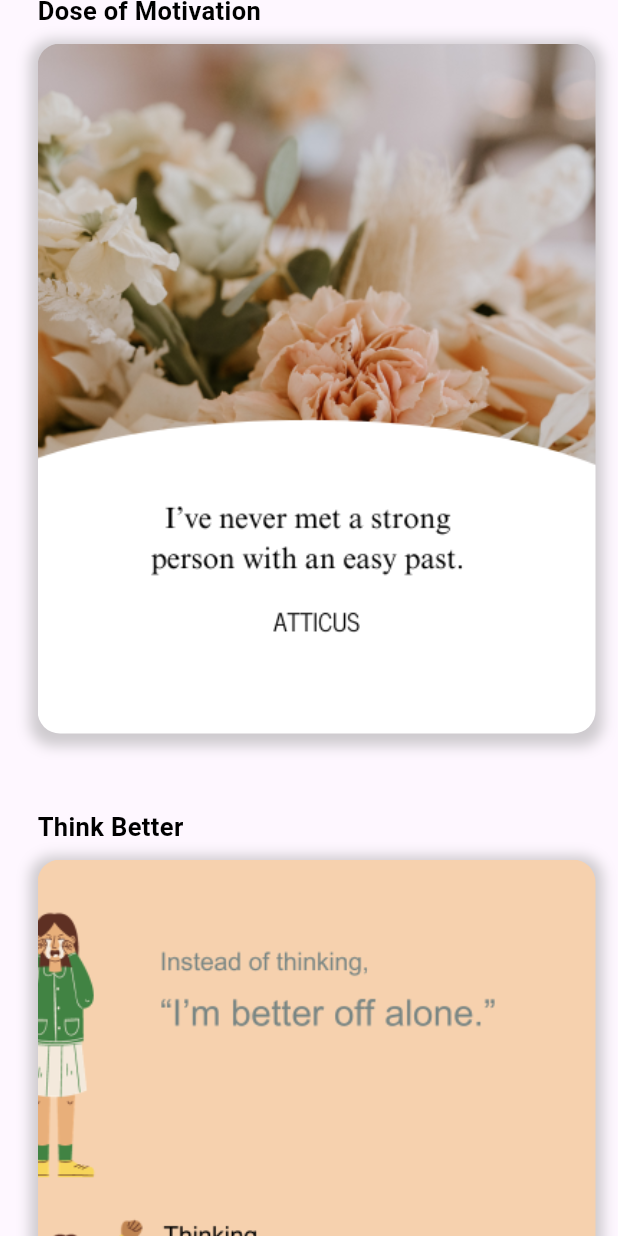
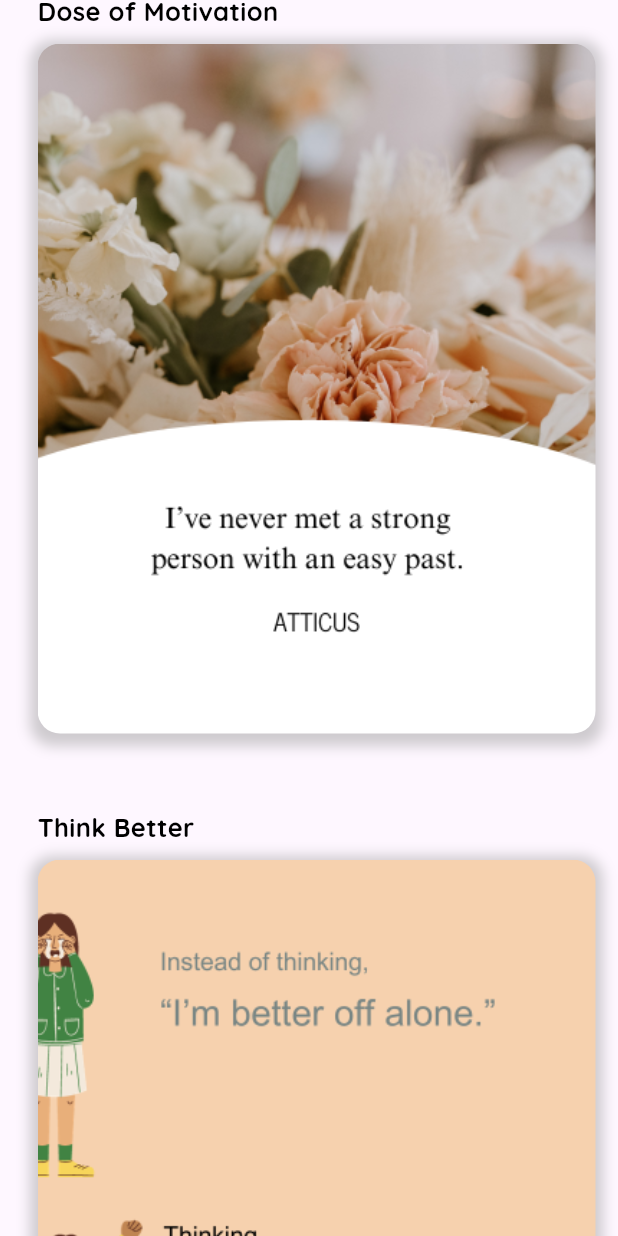
Before and after one commit to NurYahya24/PA_KELOMPOK2_B1_MOBILE, a Flutter app: the quotes_page screen opened directly, scrolled down 1152 dp, on a phone screen of 412 x 824 dp. Run offline on Flutter 3.47's test engine with Material 3 defaults, Android fonts, the light colour scheme and no system bars; our stand-ins replace cloud_firestore, firebase_auth, firebase_core, google_fonts; accounts and stored records are empty.

Commit message:
add font

```diff
--- a/lib/screens/quotes.dart
+++ b/lib/screens/quotes.dart
@@ -1,4 +1,5 @@
 import 'package:flutter/material.dart';
+import 'package:google_fonts/google_fonts.dart';
 
 class quotes_page extends StatelessWidget {
   const quotes_page({super.key});
@@ -16,13 +17,15 @@ class quotes_page extends StatelessWidget {
                 width: MediaQuery.of(context).size.width,
                 alignment: Alignment.topLeft,
                 margin: EdgeInsets.only(top: 59, bottom: 10),
-                child: const Text(
+                child: Text(
                   "Quote of The Day",
                   textAlign: TextAlign.justify,
-                  style: TextStyle(
+                  style: GoogleFonts.quicksand(
+                    textStyle: TextStyle(
                       fontWeight: FontWeight.bold,
                       fontSize: 17,
                       color: Colors.black,
+                    ),
                   ),
                 ),
               ),
@@ -49,13 +52,15 @@ class quotes_page extends StatelessWidget {
                 width: MediaQuery.of(context).size.width,
                 alignment: Alignment.topLeft,
                 margin: EdgeInsets.only(bottom: 10),
-                child: const Text(
+                child: Text(
                   "Spread Gratitude",
                   textAlign: TextAlign.justify,
-                  style: TextStyle(
+                  style: GoogleFonts.quicksand(
+                    textStyle: TextStyle(
                       fontWeight: FontWeight.bold,
                       fontSize: 17,
                       color: Colors.black,
+                    ),
                   ),
                 ),
               ),
@@ -82,13 +87,15 @@ class quotes_page extends StatelessWidget {
                 width: MediaQuery.of(context).size.width,
                 alignment: Alignment.topLeft,
                 margin: EdgeInsets.only(bottom: 10),
-                child: const Text(
+                child: Text(
                   "Dose of Motivation",
                   textAlign: TextAlign.justify,
-                  style: TextStyle(
+                  style: GoogleFonts.quicksand(
+                    textStyle: TextStyle(
                       fontWeight: FontWeight.bold,
                       fontSize: 17,
                       color: Colors.black,
+                    ),
                   ),
                 ),
               ),
@@ -115,13 +122,15 @@ class quotes_page extends StatelessWidget {
                 width: MediaQuery.of(context).size.width,
                 alignment: Alignment.topLeft,
                 margin: EdgeInsets.only(bottom: 10),
-                child: const Text(
+                child: Text(
                   "Think Better",
                   textAlign: TextAlign.justify,
-                  style: TextStyle(
+                  style: GoogleFonts.quicksand(
+                    textStyle: TextStyle(
                       fontWeight: FontWeight.bold,
                       fontSize: 17,
                       color: Colors.black,
+                    ),
                   ),
                 ),
               ),
@@ -148,13 +157,15 @@ class quotes_page extends StatelessWidget {
                 width: MediaQuery.of(context).size.width,
                 alignment: Alignment.topLeft,
                 margin: EdgeInsets.only(bottom: 10),
-                child: const Text(
+                child: Text(
                   "Affirmation for You",
                   textAlign: TextAlign.justify,
-                  style: TextStyle(
+                  style: GoogleFonts.quicksand(
+                    textStyle: TextStyle(
                       fontWeight: FontWeight.bold,
                       fontSize: 17,
                       color: Colors.black,
+                    ),
                   ),
                 ),
               ),
@@ -189,13 +200,15 @@ class quotes_page extends StatelessWidget {
                 width: MediaQuery.of(context).size.width,
                 alignment: Alignment.center,
                 margin: EdgeInsets.only(top: 15),
-                child: const Text(
+                child: Text(
                   "Thank you for using Gratitude today",
                   textAlign: TextAlign.justify,
-                  style: TextStyle(
+                  style: GoogleFonts.quicksand(
+                    textStyle: TextStyle(
                       fontWeight: FontWeight.bold,
                       fontSize: 13,
                       color: Color.fromARGB(255, 170, 170, 170),
+                    ),
                   ),
                 ),
               ),
@@ -203,13 +216,15 @@ class quotes_page extends StatelessWidget {
                 width: MediaQuery.of(context).size.width,
                 alignment: Alignment.center,
                 margin: EdgeInsets.only(top: 8, bottom: 50),
-                child: const Text(
+                child: Text(
                   "See you tomorrow :)",
                   textAlign: TextAlign.justify,
-                  style: TextStyle(
+                  style: GoogleFonts.quicksand(
+                    textStyle: TextStyle(
                       fontWeight: FontWeight.bold,
                       fontSize: 13,
                       color: Color.fromARGB(255, 170, 170, 170),
+                    ),
                   ),
                 ),
               ),
--- a/lib/screens/section.dart
+++ b/lib/screens/section.dart
@@ -1,6 +1,7 @@
 import 'package:cloud_firestore/cloud_firestore.dart';
 import 'package:firebase_auth/firebase_auth.dart';
 import 'package:flutter/material.dart';
+import 'package:google_fonts/google_fonts.dart';
 
 class section_page extends StatefulWidget {
   final action, id;
@@ -29,7 +30,8 @@ class _section_pageState extends State<section_page> {
     final dataSection = {
       "nama_section": namaSection,
     };
-    db.collection('users').doc(id).collection('section').add(dataSection).then((DocumentSnapshot) => print(
+    db.collection('users').doc(id).collection('section').add(dataSection).then(
+        (DocumentSnapshot) => print(
             "Berhasil Menambahkan Data Section Dengan ID : ${DocumentSnapshot.id}"));
   }
 
@@ -66,9 +68,11 @@ class _section_pageState extends State<section_page> {
             margin: EdgeInsets.only(left: 24, right: 24, bottom: 14),
             child: Text(
               "Cool, now let's add a section.",
-              style: TextStyle(
+              style: GoogleFonts.quicksand(
+                textStyle: TextStyle(
                   fontWeight: FontWeight.bold,
                   fontSize: 24,
+                ),
               ),
             ),
           ),
@@ -76,10 +80,12 @@ class _section_pageState extends State<section_page> {
             margin: EdgeInsets.only(left: 24, right: 24, bottom: 14),
             child: Text(
               "What are sections?",
-              style: TextStyle(
+              style: GoogleFonts.quicksand(
+                textStyle: TextStyle(
                   fontWeight: FontWeight.bold,
                   fontSize: 18,
                   color: Color(0xFFFF8787),
+                ),
               ),
             ),
           ),
@@ -112,7 +118,7 @@ class _section_pageState extends State<section_page> {
             child: TextButton(
               onPressed: _buttonColor == Color(0xFFFF8787)
                   ? () {
-                      if(widget.action == "add"){
+                      if (widget.action == "add") {
                         addSection(_textController.text);
                       }
                       Navigator.of(context).pop();
@@ -122,8 +128,10 @@ class _section_pageState extends State<section_page> {
                 padding: const EdgeInsets.all(15),
                 child: Text(
                   "Continue",
-                  style: TextStyle(
+                  style: GoogleFonts.quicksand(
+                    textStyle: TextStyle(
                       color: _textColor,
+                    ),
                   ),
                 ),
               ),
```
Lines whose indentation alone changed are shown as unchanged.
